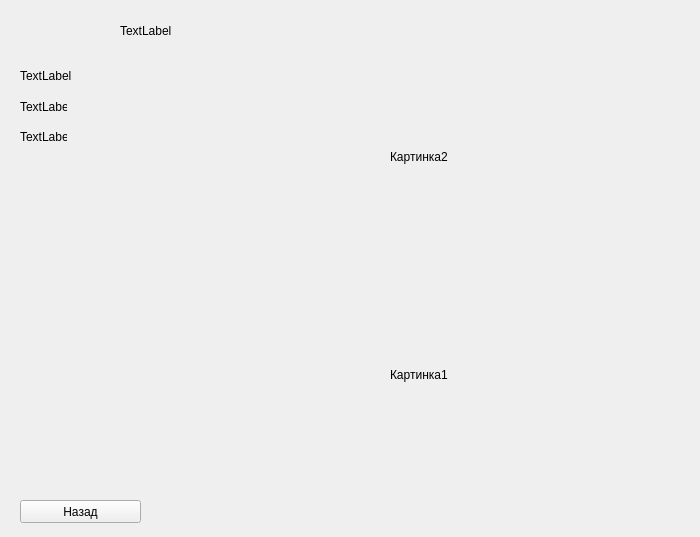
Before: the Qt Designer form DinoInfo.ui in gorohovIlya/my_project, drawn with Qt 5.
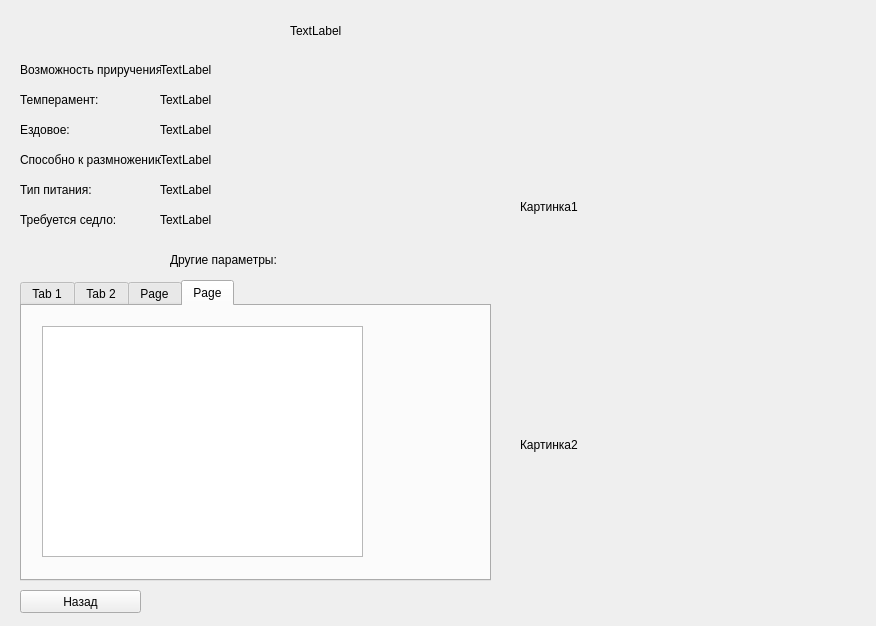
After: the same form once the commit is applied.

The edit to the form file:
```diff
--- a/DinoInfo.ui
+++ b/DinoInfo.ui
@@ -6,8 +6,8 @@
    <rect>
     <x>0</x>
     <y>0</y>
-    <width>700</width>
-    <height>537</height>
+    <width>876</width>
+    <height>626</height>
    </rect>
   </property>
   <property name="windowTitle">
@@ -17,20 +17,13 @@
    <widget class="QWidget" name="verticalLayoutWidget">
     <property name="geometry">
      <rect>
-      <x>390</x>
-      <y>50</y>
-      <width>281</width>
-      <height>431</height>
+      <x>520</x>
+      <y>90</y>
+      <width>331</width>
+      <height>471</height>
      </rect>
     </property>
     <layout class="QVBoxLayout" name="verticalLayout">
-     <item>
-      <widget class="QLabel" name="picture_2">
-       <property name="text">
-        <string>Картинка2</string>
-       </property>
-      </widget>
-     </item>
      <item>
       <widget class="QLabel" name="picture_1">
        <property name="text">
@@ -38,13 +31,20 @@
        </property>
       </widget>
      </item>
+     <item>
+      <widget class="QLabel" name="picture_2">
+       <property name="text">
+        <string>Картинка2</string>
+       </property>
+      </widget>
+     </item>
     </layout>
    </widget>
    <widget class="QPushButton" name="return_back">
     <property name="geometry">
      <rect>
       <x>20</x>
-      <y>500</y>
+      <y>590</y>
       <width>121</width>
       <height>23</height>
      </rect>
@@ -53,49 +53,10 @@
      <string>Назад</string>
     </property>
    </widget>
-   <widget class="QLabel" name="label">
+   <widget class="QLabel" name="title">
     <property name="geometry">
      <rect>
-      <x>20</x>
-      <y>65</y>
-      <width>341</width>
-      <height>21</height>
-     </rect>
-    </property>
-    <property name="text">
-     <string>TextLabel</string>
-    </property>
-   </widget>
-   <widget class="QLabel" name="label_2">
-    <property name="geometry">
-     <rect>
-      <x>20</x>
-      <y>100</y>
-      <width>47</width>
-      <height>13</height>
-     </rect>
-    </property>
-    <property name="text">
-     <string>TextLabel</string>
-    </property>
-   </widget>
-   <widget class="QLabel" name="label_3">
-    <property name="geometry">
-     <rect>
-      <x>20</x>
-      <y>130</y>
-      <width>47</width>
-      <height>13</height>
-     </rect>
-    </property>
-    <property name="text">
-     <string>TextLabel</string>
-    </property>
-   </widget>
-   <widget class="QLabel" name="label_4">
-    <property name="geometry">
-     <rect>
-      <x>120</x>
+      <x>290</x>
       <y>20</y>
       <width>231</width>
       <height>21</height>
@@ -105,6 +66,248 @@
      <string>TextLabel</string>
     </property>
    </widget>
+   <widget class="QTabWidget" name="tabWidget">
+    <property name="geometry">
+     <rect>
+      <x>20</x>
+      <y>280</y>
+      <width>471</width>
+      <height>301</height>
+     </rect>
+    </property>
+    <property name="currentIndex">
+     <number>3</number>
+    </property>
+    <widget class="QWidget" name="food">
+     <attribute name="title">
+      <string>Tab 1</string>
+     </attribute>
+     <widget class="QTextBrowser" name="food_value">
+      <property name="geometry">
+       <rect>
+        <x>20</x>
+        <y>20</y>
+        <width>321</width>
+        <height>231</height>
+       </rect>
+      </property>
+     </widget>
+    </widget>
+    <widget class="QWidget" name="harvests">
+     <attribute name="title">
+      <string>Tab 2</string>
+     </attribute>
+     <widget class="QTextBrowser" name="harvests_value">
+      <property name="geometry">
+       <rect>
+        <x>20</x>
+        <y>20</y>
+        <width>321</width>
+        <height>231</height>
+       </rect>
+      </property>
+     </widget>
+    </widget>
+    <widget class="QWidget" name="saddle_recipe">
+     <attribute name="title">
+      <string>Page</string>
+     </attribute>
+     <widget class="QTextBrowser" name="saddle_recipe_value">
+      <property name="geometry">
+       <rect>
+        <x>20</x>
+        <y>20</y>
+        <width>321</width>
+        <height>231</height>
+       </rect>
+      </property>
+     </widget>
+    </widget>
+    <widget class="QWidget" name="basic_stats">
+     <attribute name="title">
+      <string>Page</string>
+     </attribute>
+     <widget class="QTextBrowser" name="basic_stats_value">
+      <property name="geometry">
+       <rect>
+        <x>20</x>
+        <y>20</y>
+        <width>321</width>
+        <height>231</height>
+       </rect>
+      </property>
+     </widget>
+    </widget>
+   </widget>
+   <widget class="QLabel" name="label">
+    <property name="geometry">
+     <rect>
+      <x>20</x>
+      <y>60</y>
+      <width>141</width>
+      <height>20</height>
+     </rect>
+    </property>
+    <property name="text">
+     <string>Возможность приручения:</string>
+    </property>
+   </widget>
+   <widget class="QLabel" name="tameable">
+    <property name="geometry">
+     <rect>
+      <x>160</x>
+      <y>60</y>
+      <width>111</width>
+      <height>20</height>
+     </rect>
+    </property>
+    <property name="text">
+     <string>TextLabel</string>
+    </property>
+   </widget>
+   <widget class="QLabel" name="label_3">
+    <property name="geometry">
+     <rect>
+      <x>20</x>
+      <y>90</y>
+      <width>141</width>
+      <height>20</height>
+     </rect>
+    </property>
+    <property name="text">
+     <string>Темперамент:</string>
+    </property>
+   </widget>
+   <widget class="QLabel" name="temperament">
+    <property name="geometry">
+     <rect>
+      <x>160</x>
+      <y>90</y>
+      <width>111</width>
+      <height>20</height>
+     </rect>
+    </property>
+    <property name="text">
+     <string>TextLabel</string>
+    </property>
+   </widget>
+   <widget class="QLabel" name="label_6">
+    <property name="geometry">
+     <rect>
+      <x>20</x>
+      <y>120</y>
+      <width>111</width>
+      <height>20</height>
+     </rect>
+    </property>
+    <property name="text">
+     <string>Ездовое:</string>
+    </property>
+   </widget>
+   <widget class="QLabel" name="label_7">
+    <property name="geometry">
+     <rect>
+      <x>20</x>
+      <y>150</y>
+      <width>141</width>
+      <height>20</height>
+     </rect>
+    </property>
+    <property name="text">
+     <string>Способно к размножению:</string>
+    </property>
+   </widget>
+   <widget class="QLabel" name="label_8">
+    <property name="geometry">
+     <rect>
+      <x>20</x>
+      <y>210</y>
+      <width>111</width>
+      <height>20</height>
+     </rect>
+    </property>
+    <property name="text">
+     <string>Требуется седло:</string>
+    </property>
+   </widget>
+   <widget class="QLabel" name="label_9">
+    <property name="geometry">
+     <rect>
+      <x>170</x>
+      <y>250</y>
+      <width>111</width>
+      <height>20</height>
+     </rect>
+    </property>
+    <property name="text">
+     <string>Другие параметры:</string>
+    </property>
+   </widget>
+   <widget class="QLabel" name="rideable">
+    <property name="geometry">
+     <rect>
+      <x>160</x>
+      <y>120</y>
+      <width>111</width>
+      <height>20</height>
+     </rect>
+    </property>
+    <property name="text">
+     <string>TextLabel</string>
+    </property>
+   </widget>
+   <widget class="QLabel" name="mateable">
+    <property name="geometry">
+     <rect>
+      <x>160</x>
+      <y>150</y>
+      <width>111</width>
+      <height>20</height>
+     </rect>
+    </property>
+    <property name="text">
+     <string>TextLabel</string>
+    </property>
+   </widget>
+   <widget class="QLabel" name="saddle_required">
+    <property name="geometry">
+     <rect>
+      <x>160</x>
+      <y>210</y>
+      <width>111</width>
+      <height>20</height>
+     </rect>
+    </property>
+    <property name="text">
+     <string>TextLabel</string>
+    </property>
+   </widget>
+   <widget class="QLabel" name="label_10">
+    <property name="geometry">
+     <rect>
+      <x>20</x>
+      <y>180</y>
+      <width>111</width>
+      <height>20</height>
+     </rect>
+    </property>
+    <property name="text">
+     <string>Тип питания:</string>
+    </property>
+   </widget>
+   <widget class="QLabel" name="food_type">
+    <property name="geometry">
+     <rect>
+      <x>160</x>
+      <y>180</y>
+      <width>111</width>
+      <height>20</height>
+     </rect>
+    </property>
+    <property name="text">
+     <string>TextLabel</string>
+    </property>
+   </widget>
   </widget>
  </widget>
  <resources/>
```
